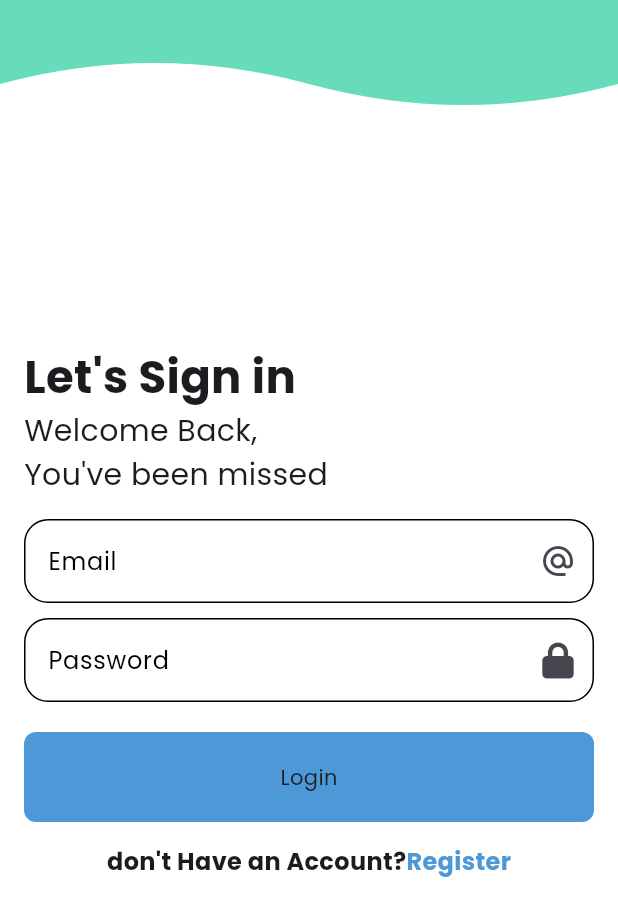
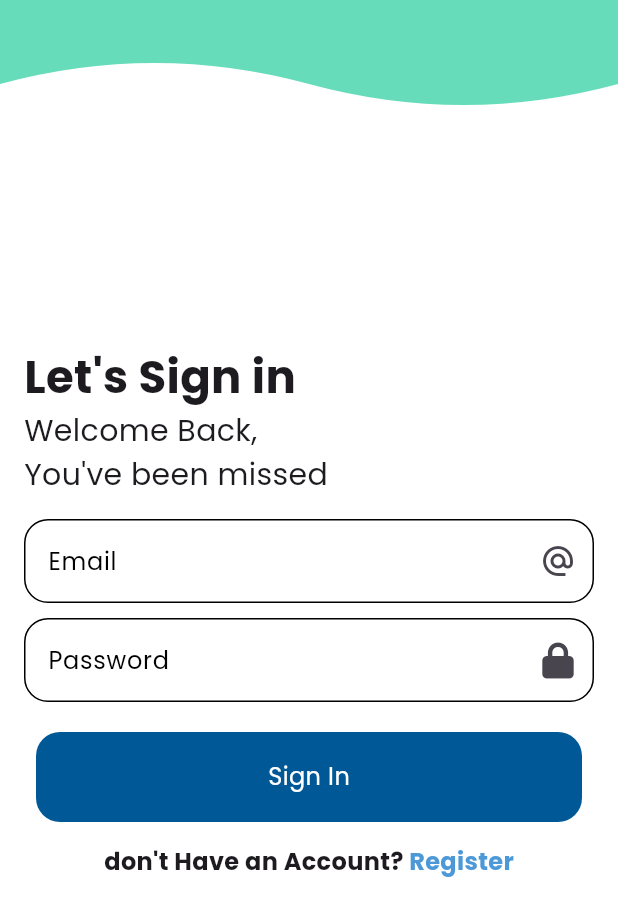
Before and after one commit to MostafaYousry12/School_Management_App, a Flutter app: the screen it shows after launch, on a phone screen of 412 x 824 dp. Shown: the top 916 px of the screen. Run offline on Flutter 3.47's test engine with Material 3 defaults, Android fonts, the phone set to English and light mode, and no system bars; our stand-ins replace dio, firebase_auth, flutter_custom_clippers, font_awesome_flutter, go_router, google_fonts; accounts and stored records are empty.

Commit message:
added home view

```diff
--- a/lib/core/utils/app_routers.dart
+++ b/lib/core/utils/app_routers.dart
@@ -1,6 +1,6 @@
 import 'package:go_router/go_router.dart';
-import 'package:school_management_app/features/login_feature/presentation/view/login_view.dart';
-import 'package:school_management_app/features/register_feature/presentation/view/register_view.dart';
+import 'package:school_management_app/features/auth_feature/login_feature/presentation/view/login_view.dart';
+import 'package:school_management_app/features/auth_feature/register_feature/presentation/view/register_view.dart';
 
 abstract class AppRouters {
   static const kHomeView = '/HomeView';
--- a/lib/features/login_feature/presentation/view/login_view.dart
+++ b/lib/features/auth_feature/login_feature/presentation/view/login_view.dart
@@ -1,5 +1,5 @@
 import 'package:flutter/material.dart';
-import 'package:school_management_app/features/login_feature/presentation/view/widgets/login_view_body.dart';
+import 'package:school_management_app/features/auth_feature/login_feature/presentation/view/widgets/login_view_body.dart';
 
 class LoginView extends StatelessWidget {
   const LoginView({super.key});
--- a/lib/features/login_feature/presentation/view/widgets/custom_buttom.dart
+++ b/lib/features/auth_feature/login_feature/presentation/view/widgets/custom_buttom.dart
@@ -1,4 +1,5 @@
 import 'package:flutter/material.dart';
+import 'package:school_management_app/core/utils/styles.dart';
 
 class CustomButtom extends StatelessWidget {
   CustomButtom({required this.ButtomName, this.onTap, this.color});
@@ -12,11 +13,16 @@ class CustomButtom extends StatelessWidget {
       child: Container(
         decoration: BoxDecoration(
           color: color,
-          borderRadius: BorderRadius.all(Radius.circular(8.0)),
+          borderRadius: const BorderRadius.all(Radius.circular(16)),
         ),
         width: double.infinity,
         height: 60,
-        child: Center(child: Text(ButtomName!)),
+        child: Center(
+            child: Text(
+          ButtomName!,
+          style: Styles.textStyle16
+              .copyWith(color: Colors.white, fontWeight: FontWeight.normal),
+        )),
       ),
     );
   }
--- a/lib/features/login_feature/presentation/view/widgets/custom_clip_path.dart
+++ b/lib/features/auth_feature/login_feature/presentation/view/widgets/custom_clip_path.dart
@@ -1,6 +1,6 @@
 import 'package:flutter/material.dart';
 import 'package:flutter_custom_clippers/flutter_custom_clippers.dart';
-import 'package:school_management_app/features/login_feature/presentation/view/widgets/top_wave_clip.dart';
+import 'package:school_management_app/features/auth_feature/login_feature/presentation/view/widgets/top_wave_clip.dart';
 
 class CustomClipPath extends StatelessWidget {
   const CustomClipPath({super.key, this.clipper, this.height});
--- a/lib/features/login_feature/presentation/view/widgets/custom_text_field.dart
+++ b/lib/features/auth_feature/login_feature/presentation/view/widgets/custom_text_field.dart
@@ -2,14 +2,18 @@ import 'package:flutter/material.dart';
 
 class CustomInput extends StatelessWidget {
   CustomInput.CustomFormInput(
-      {required this.hintText, this.onChange, this.icon});
+      {required this.hintText,
+      this.onChange,
+      this.icon,
+      this.obscureText = false});
   String? hintText;
   Function(String)? onChange;
-
+  bool obscureText;
   final Widget? icon;
   @override
   Widget build(BuildContext context) {
     return TextFormField(
+      obscureText: obscureText,
       validator: (data) {
         if (data!.isEmpty) {
           return "Field is Required";
--- a/lib/features/login_feature/presentation/view/widgets/login_view_body.dart
+++ b/lib/features/auth_feature/login_feature/presentation/view/widgets/login_view_body.dart
@@ -1,15 +1,14 @@
 import 'package:firebase_auth/firebase_auth.dart';
 import 'package:flutter/material.dart';
-import 'package:flutter_custom_clippers/flutter_custom_clippers.dart';
 import 'package:font_awesome_flutter/font_awesome_flutter.dart';
 import 'package:go_router/go_router.dart';
 import 'package:school_management_app/core/utils/app_routers.dart';
 import 'package:school_management_app/core/utils/snackbar.dart';
 import 'package:school_management_app/core/utils/styles.dart';
-import 'package:school_management_app/features/login_feature/presentation/view/widgets/custom_buttom.dart';
-import 'package:school_management_app/features/login_feature/presentation/view/widgets/custom_clip_path.dart';
-import 'package:school_management_app/features/login_feature/presentation/view/widgets/custom_text_field.dart';
-import 'package:school_management_app/features/login_feature/presentation/view/widgets/top_wave_clip.dart';
+import 'package:school_management_app/features/auth_feature/login_feature/presentation/view/widgets/custom_buttom.dart';
+import 'package:school_management_app/features/auth_feature/login_feature/presentation/view/widgets/custom_clip_path.dart';
+import 'package:school_management_app/features/auth_feature/login_feature/presentation/view/widgets/custom_text_field.dart';
+import 'package:school_management_app/features/auth_feature/login_feature/presentation/view/widgets/top_wave_clip.dart';
 
 class LoginViewBody extends StatefulWidget {
   const LoginViewBody({super.key});
@@ -68,13 +67,16 @@ class _LoginViewBodyState extends State<LoginViewBody> {
                   ),
                   const SizedBox(height: 10),
                   CustomInput.CustomFormInput(
+                    obscureText: true,
                     icon: const Icon(FontAwesomeIcons.lock),
                     hintText: "Password",
                     onChange: (data) => password = data,
                   ),
                   const SizedBox(height: 20),
-                  CustomButtom(
-                    color: const Color.fromARGB(255, 77, 153, 216),
+                  Padding(
+                    padding: const EdgeInsets.symmetric(horizontal: 8),
+                    child: CustomButtom(
+                      color: Color(0xff005897),
                       onTap: () async {
                         if (formkey.currentState!.validate()) {
                           try {
@@ -95,13 +97,14 @@ class _LoginViewBodyState extends State<LoginViewBody> {
                           setState(() => isLoading = false);
                         }
                       },
-                    ButtomName: "Login",
+                      ButtomName: "Sign In",
+                    ),
                   ),
                   const SizedBox(height: 15),
                   Row(
                     mainAxisAlignment: MainAxisAlignment.center,
                     children: [
-                      const Text("don't Have an Account?",
+                      const Text("don't Have an Account? ",
                           style: Styles.textStyle16),
                       GestureDetector(
                         onTap: () {
--- a/lib/features/register_feature/presentation/view/register_view.dart
+++ b/lib/features/auth_feature/register_feature/presentation/view/register_view.dart
@@ -1,5 +1,5 @@
 import 'package:flutter/material.dart';
-import 'package:school_management_app/features/register_feature/presentation/view/widgets/register_view_body.dart';
+import 'package:school_management_app/features/auth_feature/register_feature/presentation/view/widgets/register_view_body.dart';
 
 class RegisterView extends StatelessWidget {
   const RegisterView({super.key});
--- /dev/null
+++ b/lib/features/home/presentation/view/home_view.dart
@@ -0,0 +1,13 @@
+import 'package:flutter/material.dart';
+import 'package:school_management_app/features/home/presentation/view/home_view_body.dart';
+
+class HomeView extends StatelessWidget {
+  const HomeView({super.key});
+
+  @override
+  Widget build(BuildContext context) {
+    return Scaffold(
+      body: HomeViewBody(),
+    );
+  }
+}
--- /dev/null
+++ b/lib/features/home/presentation/view/home_view_body.dart
@@ -0,0 +1,10 @@
+import 'package:flutter/material.dart';
+
+class HomeViewBody extends StatelessWidget {
+  const HomeViewBody({super.key});
+
+  @override
+  Widget build(BuildContext context) {
+    return Container();
+  }
+}
--- a/lib/main.dart
+++ b/lib/main.dart
@@ -1,6 +1,6 @@
 import "package:flutter/material.dart";
 import "package:flutter/services.dart";
-import "package:school_management_app/features/login_feature/presentation/view/login_view.dart";
+import "package:school_management_app/features/auth_feature/login_feature/presentation/view/login_view.dart";
 import "package:google_fonts/google_fonts.dart";
 import 'package:school_management_app/core/utils/app_routers.dart';
 
@@ -17,7 +17,8 @@ class Main extends StatelessWidget {
       statusBarColor: Colors.white.withOpacity(.1),
       statusBarIconBrightness: Brightness.light,
     ));
-    return MaterialApp.router(
+    return SafeArea(
+      child: MaterialApp.router(
         routerConfig: AppRouters.router,
         theme: ThemeData(
           textTheme: GoogleFonts.poppinsTextTheme(
@@ -26,6 +27,7 @@ class Main extends StatelessWidget {
           scaffoldBackgroundColor: Colors.white,
         ),
         debugShowCheckedModeBanner: false,
+      ),
     );
   }
 }
```
Also changed, not shown: lib/features/auth_feature/login_feature/presentation/view/widgets/top_wave_clip.dart (renamed from lib/features/login_feature/presentation/view/widgets/top_wave_clip.dart), lib/features/auth_feature/register_feature/presentation/view/widgets/register_view_body.dart (renamed from lib/features/register_feature/presentation/view/widgets/register_view_body.dart), pubspec.lock. Lines whose indentation alone changed are shown as unchanged.
